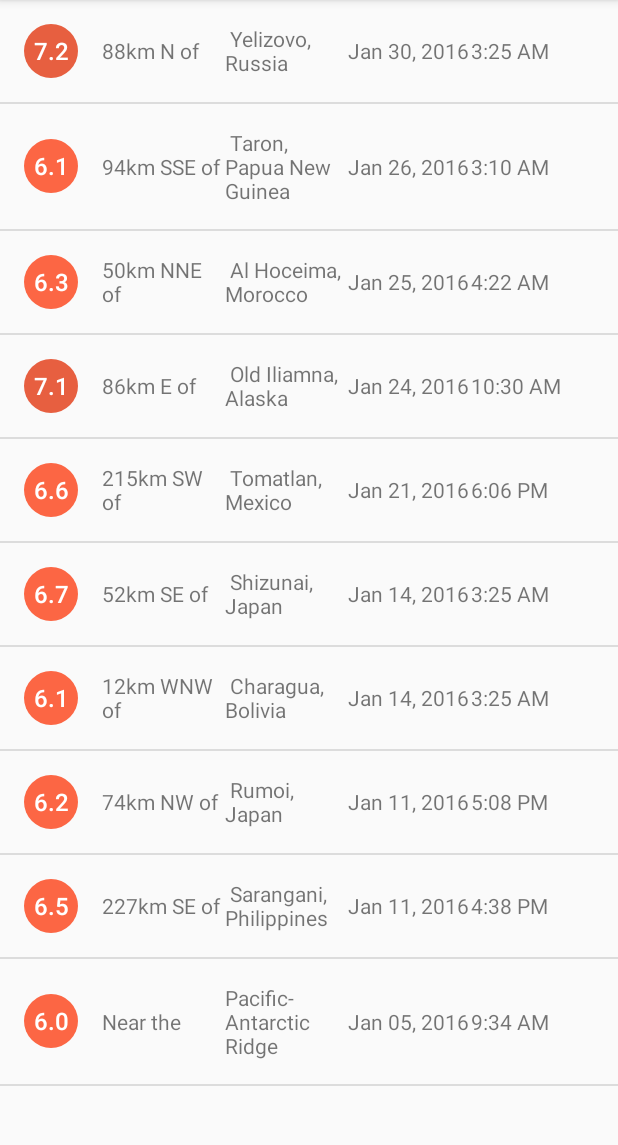
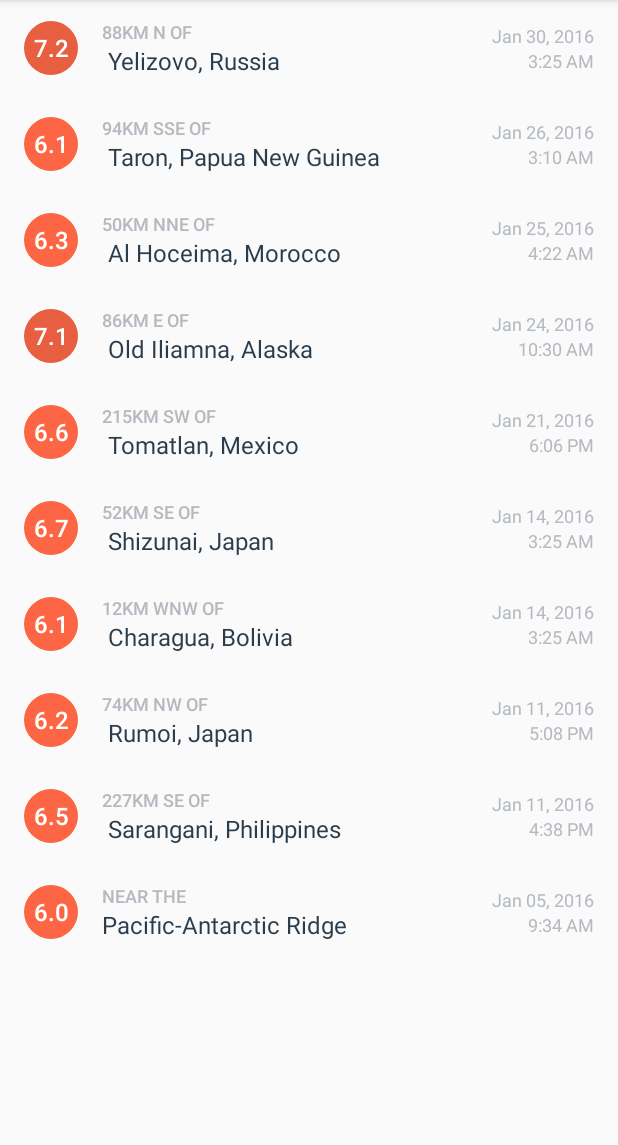
Before and after one commit to toddskinner/quakereport, an Android app: the screen it shows after launch (EarthquakeActivity), on a phone screen of 412 x 824 dp, the part 84-1229 px from its top. Run offline under Robolectric (Android 15) with nearby library versions, the phone set to English and light mode, and no system bars.

Commit message:
Add visual polish

```diff
--- a/app/src/main/res/layout/earthquake.xml
+++ b/app/src/main/res/layout/earthquake.xml
@@ -1,12 +1,16 @@
 <?xml version="1.0" encoding="utf-8"?>
 <LinearLayout xmlns:android="http://schemas.android.com/apk/res/android"
+    xmlns:tools="http://schemas.android.com/tools"
+    android:layout_width="match_parent"
+    android:layout_height="?android:attr/listPreferredItemHeight"
     android:orientation="horizontal"
-    android:layout_width="match_parent"
-    android:layout_height="match_parent"
-    android:gravity="center_vertical"
-    android:padding="16dp">
+    android:paddingEnd="16dp"
+    android:paddingLeft="16dp"
+    android:paddingRight="16dp"
+    android:paddingStart="16dp">
 
     <TextView
+        android:id="@+id/magnitude"
         android:layout_width="36dp"
         android:layout_height="36dp"
         android:layout_gravity="center_vertical"
@@ -15,31 +19,66 @@
         android:gravity="center"
         android:textColor="@android:color/white"
         android:textSize="16sp"
-        android:id="@+id/magnitude" />
+        tools:text="8.9" />
 
-    <TextView
-        android:layout_marginLeft="16dp"
+    <LinearLayout
         android:layout_width="0dp"
         android:layout_height="wrap_content"
+        android:layout_gravity="center_vertical"
+        android:layout_marginLeft="16dp"
+        android:layout_marginStart="16dp"
         android:layout_weight="1"
-        android:id="@+id/locationOffset"/>
+        android:orientation="vertical">
 
-    <TextView
-        android:layout_width="0dp"
+        <TextView
+            android:id="@+id/locationOffset"
+            android:layout_width="wrap_content"
+            android:layout_height="wrap_content"
+            android:ellipsize="end"
+            android:fontFamily="sans-serif-medium"
+            android:maxLines="1"
+            android:textAllCaps="true"
+            android:textColor="@color/textColorEarthquakeDetails"
+            android:textSize="12sp"
+            tools:text="30km S of" />
+
+        <TextView
+            android:id="@+id/primaryLocation"
+            android:layout_width="wrap_content"
+            android:layout_height="wrap_content"
+            android:ellipsize="end"
+            android:maxLines="2"
+            android:textColor="@color/textColorEarthquakeLocation"
+            android:textSize="16sp"
+            tools:text="Long placeholder location that should wrap to more than 2 lines of text" />
+
+    </LinearLayout>
+
+    <LinearLayout
+        android:layout_width="wrap_content"
         android:layout_height="wrap_content"
-        android:layout_weight="1"
-        android:id="@+id/primaryLocation"/>
+        android:layout_gravity="center_vertical"
+        android:layout_marginLeft="16dp"
+        android:layout_marginStart="16dp"
+        android:orientation="vertical">
 
-    <TextView
-        android:layout_width="0dp"
-        android:layout_height="wrap_content"
-        android:layout_weight="1"
-        android:id="@+id/date"/>
+        <TextView
+            android:id="@+id/date"
+            android:layout_width="wrap_content"
+            android:layout_height="wrap_content"
+            android:layout_gravity="end"
+            android:textColor="@color/textColorEarthquakeDetails"
+            android:textSize="12sp"
+            tools:text="Mar 6, 2010" />
 
-    <TextView
-        android:id="@+id/time"
-        android:layout_width="0dp"
-        android:layout_height="wrap_content"
-        android:layout_weight="1" />
+        <TextView
+            android:id="@+id/time"
+            android:layout_width="wrap_content"
+            android:layout_height="wrap_content"
+            android:layout_gravity="end"
+            android:textColor="@color/textColorEarthquakeDetails"
+            android:textSize="12sp"
+            tools:text="3:00 PM" />
 
+    </LinearLayout>
 </LinearLayout>
--- a/app/src/main/res/layout/earthquake_activity.xml
+++ b/app/src/main/res/layout/earthquake_activity.xml
@@ -18,4 +18,6 @@
     android:id="@+id/list"
     android:orientation="vertical"
     android:layout_width="match_parent"
-    android:layout_height="match_parent"/>
+    android:layout_height="match_parent"
+    android:divider="@null"
+    android:dividerHeight="0dp" />
--- a/app/src/main/res/values/colors.xml
+++ b/app/src/main/res/values/colors.xml
@@ -52,4 +52,10 @@
 
     <!-- Magnitude circle color for an earthquake with magnitude over 10 -->
     <color name="magnitude10plus">#C03823</color>
+
+    <!-- Text color for the details of the earthquake in the list item -->
+    <color name="textColorEarthquakeDetails">#B4BAC0</color>
+
+    <!-- Text color for the primary location of the earthquake in the list item -->
+    <color name="textColorEarthquakeLocation">#2B3D4D</color>
 </resources>
```
